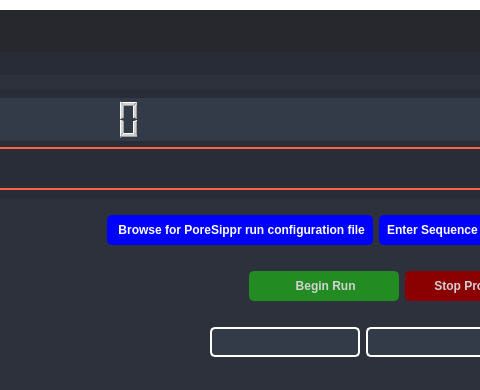
This is GUI_BASE.ui in OLC-Bioinformatics/PoreSippR-GUI as Qt 5 draws it before an edit; both pictures show x 411 to 891 and y 0 to 390 of the 1000 by 1088 pixel window. The edited form follows.
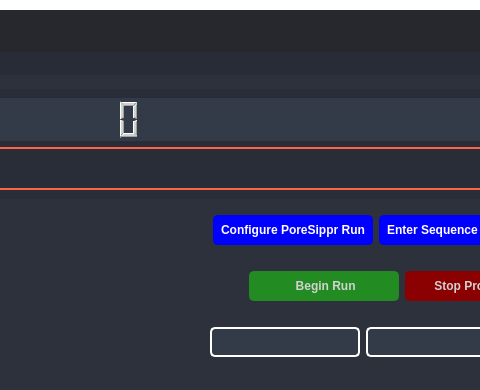
This is the edited form. Icons and pictures are not drawn.

What changed in the file:
```diff
--- a/GUI_BASE.ui
+++ b/GUI_BASE.ui
@@ -11,6 +11,12 @@
     <height>1088</height>
    </rect>
   </property>
+  <property name="sizePolicy">
+   <sizepolicy hsizetype="Preferred" vsizetype="MinimumExpanding">
+    <horstretch>0</horstretch>
+    <verstretch>0</verstretch>
+   </sizepolicy>
+  </property>
   <property name="minimumSize">
    <size>
     <width>1000</width>
@@ -1637,7 +1643,13 @@
                       </property>
                       <layout class="QHBoxLayout" name="horizontalLayout_13">
                        <item>
-                        <widget class="QPushButton" name="file_selection_button">
+                        <widget class="QPushButton" name="configuration_button">
+                         <property name="minimumSize">
+                          <size>
+                           <width>0</width>
+                           <height>30</height>
+                          </size>
+                         </property>
                          <property name="styleSheet">
                           <string notr="true">QPushButton {
     border: 3px solid rgb(0, 0, 255); /* Blue border */
@@ -1664,10 +1676,7 @@
 }</string>
                          </property>
                          <property name="text">
-                          <string> Browse for PoreSippr run configuration file</string>
-                         </property>
-                         <property name="icon">
-                          <iconset theme="system-search"/>
+                          <string>Configure PoreSippr Run</string>
                          </property>
                          <attribute name="buttonGroup">
                           <string notr="true">buttonGroup</string>
```
Left out of the diff: 26 changed lines with no effect on the pictures.
